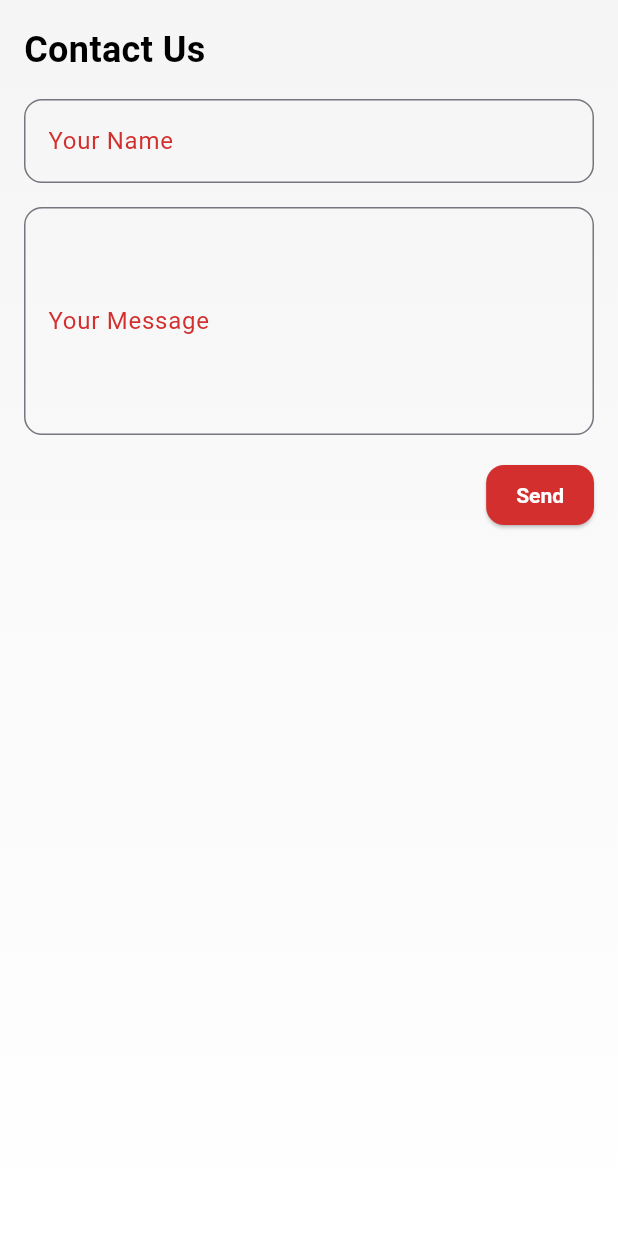
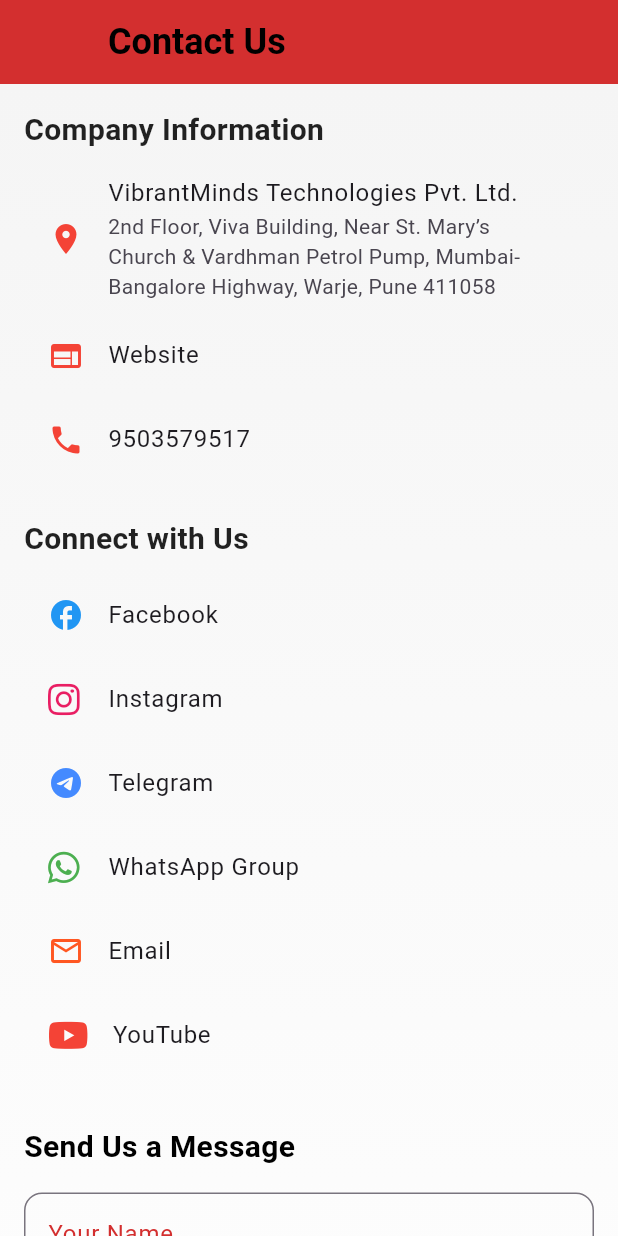
Before and after one commit to coderrDikshant/VibrantMinds, a Flutter app: the ContactUsScreen screen opened directly with empty values, on a phone screen of 412 x 824 dp. Run offline on Flutter 3.47's test engine with Material 3 defaults, Android fonts, the phone set to English and light mode, and no system bars; our stand-ins replace cloud_firestore, firebase_core, font_awesome_flutter, get, google_generative_ai, lottie; missing offline and left inert: amplify_auth_cognito, amplify_authenticator, amplify_flutter; accounts and stored records are empty; Roboto replaces fonts that are missing (Poppins).

Commit message:
made changes in the contact form

```diff
--- /dev/null
+++ b/devtools_options.yaml
@@ -0,0 +1,3 @@
+description: This file stores settings for Dart & Flutter DevTools.
+documentation: https://docs.flutter.dev/tools/devtools/extensions#configure-extension-enablement-states
+extensions:
--- a/lib/screens/contact_us_screen.dart
+++ b/lib/screens/contact_us_screen.dart
@@ -1,6 +1,8 @@
 import 'package:flutter/material.dart';
 import 'package:lottie/lottie.dart';
 import 'package:cloud_firestore/cloud_firestore.dart';
+import 'package:url_launcher/url_launcher.dart';
+import 'package:font_awesome_flutter/font_awesome_flutter.dart';
 
 class ContactUsScreen extends StatefulWidget {
   final String userEmail;
@@ -34,7 +36,7 @@
             content: Row(
               children: [
                 Lottie.network(
-                  'https://assets.lottiefiles.com/packages/lf20_jbrwojas.json', // Success animation
+                  'https://assets.lottiefiles.com/packages/lf20_jbrwojas.json',
                   width: 40,
                   height: 40,
                 ),
@@ -62,6 +64,17 @@
     }
   }
 
+  Future<void> _launchURL(String url) async {
+    final uri = Uri.parse(url);
+    if (await canLaunchUrl(uri)) {
+      await launchUrl(uri, mode: LaunchMode.externalApplication);
+    } else {
+      ScaffoldMessenger.of(context).showSnackBar(
+        const SnackBar(content: Text('Could not launch URL')),
+      );
+    }
+  }
+
   @override
   void dispose() {
     _nameController.dispose();
@@ -71,7 +84,13 @@
 
   @override
   Widget build(BuildContext context) {
-    return Container(
+    return Scaffold(
+      appBar: AppBar(
+        title: const Text('Contact Us'),
+        backgroundColor: const Color(0xFFD32F2F),
+      ),
+      body: SingleChildScrollView(
+        child: Container(
           decoration: const BoxDecoration(
             gradient: LinearGradient(
               colors: [Color(0xFFF5F5F5), Color(0xFFFFFFFF)],
@@ -79,17 +98,81 @@
               end: Alignment.bottomCenter,
             ),
           ),
-      child: Padding(
           padding: const EdgeInsets.all(16),
-        child: Form(
+          child: Column(
+            crossAxisAlignment: CrossAxisAlignment.start,
+            children: [
+              /// --- Company Info ---
+              const Text(
+                'Company Information',
+                style: TextStyle(fontSize: 20, fontWeight: FontWeight.bold, fontFamily: 'Poppins'),
+              ),
+              const SizedBox(height: 8),
+              ListTile(
+                leading: const Icon(Icons.location_on, color: Colors.red),
+                title: const Text('VibrantMinds Technologies Pvt. Ltd.'),
+                subtitle: const Text('2nd Floor, Viva Building, Near St. Mary’s Church & Vardhman Petrol Pump, Mumbai-Bangalore Highway, Warje, Pune 411058'),
+              ),
+              ListTile(
+                leading: const Icon(Icons.web, color: Colors.red),
+                title: const Text('Website'),
+                onTap: () => _launchURL('https://vibrantmindstech.com/'),
+              ),
+              ListTile(
+                leading: const Icon(Icons.phone, color: Colors.red),
+                title: const Text('9503579517'),
+              ),
+
+              /// --- Social Links ---
+              const SizedBox(height: 24),
+              const Text(
+                'Connect with Us',
+                style: TextStyle(fontSize: 20, fontWeight: FontWeight.bold, fontFamily: 'Poppins'),
+              ),
+              const SizedBox(height: 8),
+              ListTile(
+                leading: const Icon(Icons.facebook, color: Colors.blue),
+                title: const Text('Facebook'),
+                onTap: () => _launchURL('https://www.facebook.com/VibrantMindsTech/'),
+              ),
+              ListTile(
+                leading: const FaIcon(FontAwesomeIcons.instagram, color: Colors.pink),
+                title: const Text('Instagram'),
+                onTap: () => _launchURL('https://www.instagram.com/vibrantminds_technologies/'),
+              ),
+              ListTile(
+                leading: const Icon(Icons.telegram, color: Colors.blueAccent),
+                title: const Text('Telegram'),
+                onTap: () => _launchURL('https://t.me/VibrantMinds'),
+              ),
+              ListTile(
+                leading: const FaIcon(FontAwesomeIcons.whatsapp, color: Colors.green),
+                title: const Text('WhatsApp Group'),
+                onTap: () => _launchURL('https://chat.whatsapp.com/6Mp34ujaaJ22YOcFmlfll4'),
+              ),
+              ListTile(
+                leading: const Icon(Icons.mail_outline, color: Colors.deepOrange),
+                title: const Text('Email'),
+                onTap: () => _launchURL('mailto:Vmttalent@gmail.com'),
+              ),
+              ListTile(
+                leading: const FaIcon(FontAwesomeIcons.youtube, color: Colors.red),
+                title: const Text('YouTube'),
+                onTap: () => _launchURL('https://www.youtube.com/@vibrantmindsitjobscareers3793'),
+              ),
+
+              const SizedBox(height: 32),
+
+              /// --- Contact Form ---
+              Form(
                 key: _formKey,
                 child: Column(
                   crossAxisAlignment: CrossAxisAlignment.start,
                   children: [
                     const Text(
-                'Contact Us',
+                      'Send Us a Message',
                       style: TextStyle(
-                  fontSize: 24,
+                        fontSize: 20,
                         fontWeight: FontWeight.bold,
                         fontFamily: 'Poppins',
                         color: Color(0xFF000000),
@@ -98,47 +181,15 @@
                     const SizedBox(height: 16),
                     TextFormField(
                       controller: _nameController,
-                decoration: InputDecoration(
-                  labelText: 'Your Name',
-                  labelStyle: const TextStyle(fontFamily: 'Roboto', color: Color(0xFFD32F2F)),
-                  border: OutlineInputBorder(
-                    borderRadius: BorderRadius.circular(12),
-                  ),
-                  focusedBorder: OutlineInputBorder(
-                    borderSide: const BorderSide(color: Color(0xFFD32F2F), width: 2),
-                    borderRadius: BorderRadius.circular(12),
-                  ),
-                ),
-                validator: (value) {
-                  if (value == null || value.isEmpty) {
-                    return 'Please enter your name';
-                  }
-                  return null;
-                },
-                style: const TextStyle(fontFamily: 'Roboto'),
+                      decoration: _inputDecoration('Your Name'),
+                      validator: (value) => value!.isEmpty ? 'Enter your name' : null,
                     ),
                     const SizedBox(height: 16),
                     TextFormField(
                       controller: _messageController,
-                decoration: InputDecoration(
-                  labelText: 'Your Message',
-                  labelStyle: const TextStyle(fontFamily: 'Roboto', color: Color(0xFFD32F2F)),
-                  border: OutlineInputBorder(
-                    borderRadius: BorderRadius.circular(12),
-                  ),
-                  focusedBorder: OutlineInputBorder(
-                    borderSide: const BorderSide(color: Color(0xFFD32F2F), width: 2),
-                    borderRadius: BorderRadius.circular(12),
-                  ),
-                ),
                       maxLines: 5,
-                validator: (value) {
-                  if (value == null || value.isEmpty) {
-                    return 'Please enter your message';
-                  }
-                  return null;
-                },
-                style: const TextStyle(fontFamily: 'Roboto'),
+                      decoration: _inputDecoration('Your Message'),
+                      validator: (value) => value!.isEmpty ? 'Enter your message' : null,
                     ),
                     const SizedBox(height: 16),
                     Align(
@@ -147,15 +198,13 @@
                         onPressed: _isSubmitting ? null : _submitContact,
                         style: ElevatedButton.styleFrom(
                           backgroundColor: const Color(0xFFD32F2F),
-                    shape: RoundedRectangleBorder(borderRadius: BorderRadius.circular(12)),
+                          shape: RoundedRectangleBorder(
+                            borderRadius: BorderRadius.circular(12),
+                          ),
                           padding: const EdgeInsets.symmetric(horizontal: 20, vertical: 12),
                         ),
                         child: _isSubmitting
-                      ? Lottie.asset(
-                    'assets/animations/loading_animation.json', // Loading animation
-                    width: 24,
-                    height: 24,
-                  )
+                            ? Lottie.asset('assets/animations/loading_animation.json', width: 24, height: 24)
                             : const Text(
                           'Send',
                           style: TextStyle(
@@ -169,6 +218,21 @@
                   ],
                 ),
               ),
+            ],
+          ),
+        ),
+      ),
+    );
+  }
+
+  InputDecoration _inputDecoration(String label) {
+    return InputDecoration(
+      labelText: label,
+      labelStyle: const TextStyle(fontFamily: 'Roboto', color: Color(0xFFD32F2F)),
+      border: OutlineInputBorder(borderRadius: BorderRadius.circular(12)),
+      focusedBorder: OutlineInputBorder(
+        borderSide: const BorderSide(color: Color(0xFFD32F2F), width: 2),
+        borderRadius: BorderRadius.circular(12),
       ),
     );
   }
--- a/pubspec.yaml
+++ b/pubspec.yaml
@@ -28,6 +28,7 @@
   generative_ai_dart: ^0.1.2
   google_generative_language_api: ^0.2.1
   google_generative_ai:
+  font_awesome_flutter:
 #  riverpod: ^2.0.0
 #  flutter_3d_object: ^0.1.0
 
```
Also changed, not shown: lib/screens/profile_screens/role_based_home.dart (+32 -14 lines), pubspec.lock. Lines whose indentation alone changed are shown as unchanged.
